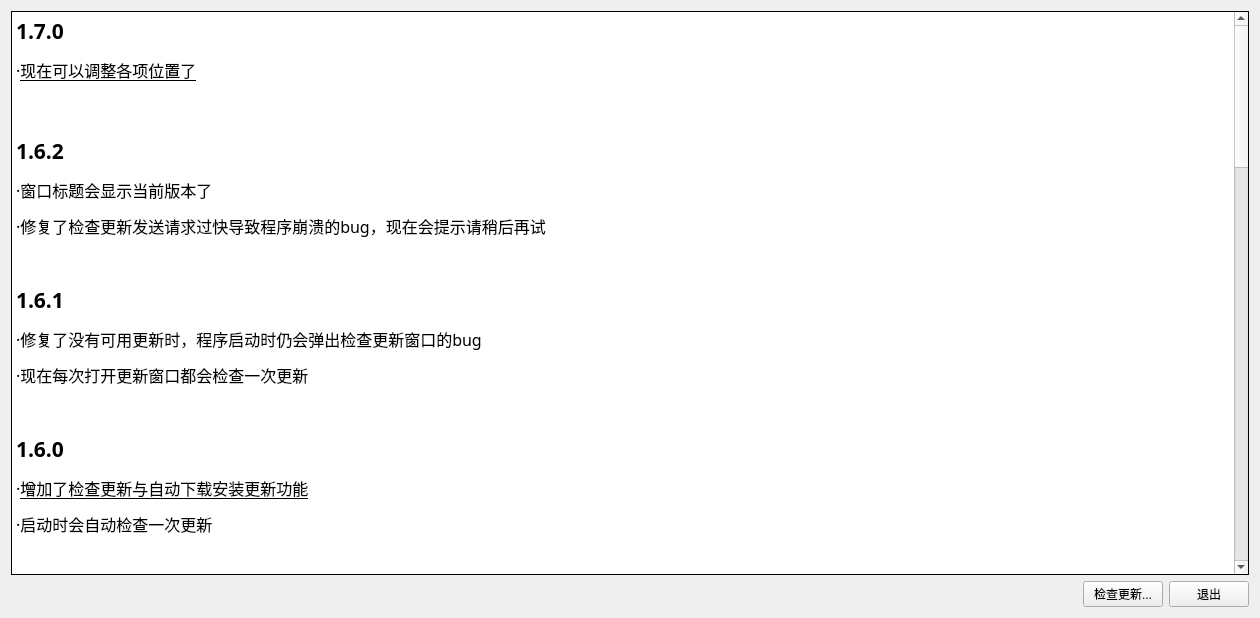
The window that assets/changelog.ui (Pillowe582/toolkit) describes before a commit, drawn with Qt 5.
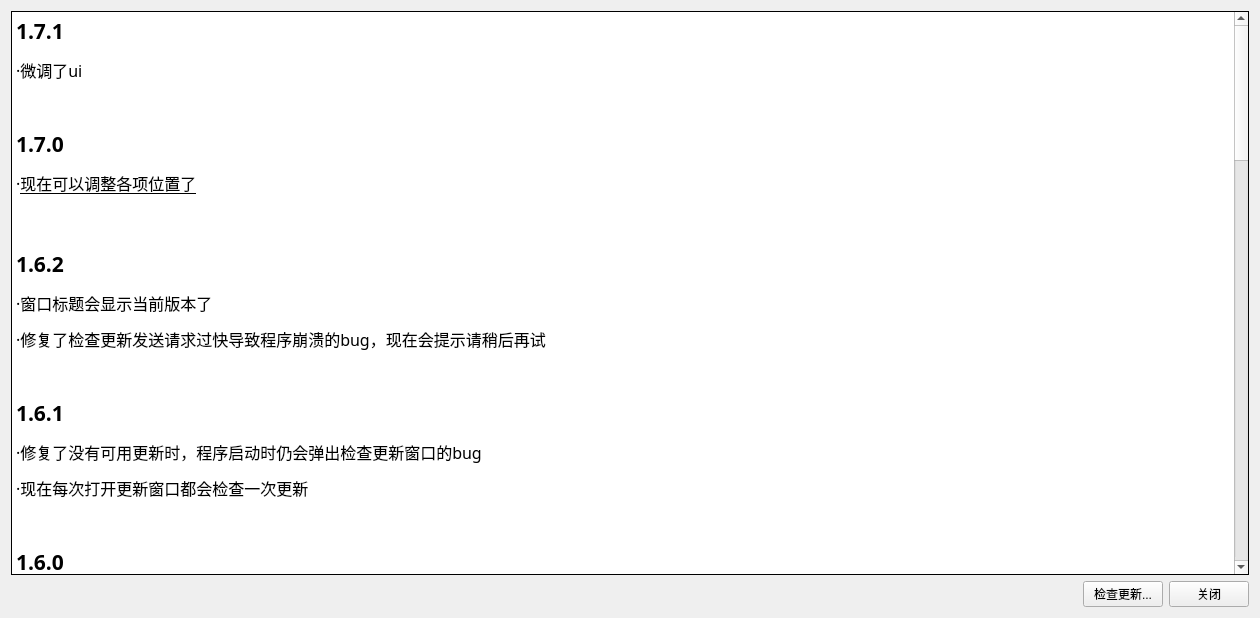
The same window after the commit.

Diff of the .ui file:
```diff
--- a/assets/changelog.ui
+++ b/assets/changelog.ui
@@ -39,7 +39,7 @@
       </sizepolicy>
      </property>
      <property name="text">
-      <string>退出</string>
+      <string>关闭</string>
      </property>
      <property name="autoDefault">
       <bool>false</bool>
@@ -68,6 +68,9 @@
 &lt;html&gt;&lt;head&gt;&lt;meta name=&quot;qrichtext&quot; content=&quot;1&quot; /&gt;&lt;style type=&quot;text/css&quot;&gt;
 p, li { white-space: pre-wrap; }
 &lt;/style&gt;&lt;/head&gt;&lt;body style=&quot; font-family:'宋体','宋体'; font-size:9pt; font-weight:400; font-style:normal;&quot;&gt;
+&lt;p style=&quot; margin-top:0px; margin-bottom:0px; margin-left:0px; margin-right:0px; -qt-block-indent:0; text-indent:0px;&quot;&gt;&lt;span style=&quot; font-size:16pt; font-weight:600;&quot;&gt;1.7.1&lt;/span&gt;&lt;/p&gt;
+&lt;p style=&quot; margin-top:12px; margin-bottom:12px; margin-left:0px; margin-right:0px; -qt-block-indent:0; text-indent:0px;&quot;&gt;&lt;span style=&quot; font-size:12pt;&quot;&gt;·微调了ui&lt;/span&gt;&lt;/p&gt;
+&lt;p style=&quot;-qt-paragraph-type:empty; margin-top:12px; margin-bottom:12px; margin-left:0px; margin-right:0px; -qt-block-indent:0; text-indent:0px; font-size:12pt; text-decoration: underline;&quot;&gt;&lt;br /&gt;&lt;/p&gt;
 &lt;p style=&quot; margin-top:12px; margin-bottom:12px; margin-left:0px; margin-right:0px; -qt-block-indent:0; text-indent:0px;&quot;&gt;&lt;span style=&quot; font-size:16pt; font-weight:600;&quot;&gt;1.7.0&lt;/span&gt;&lt;/p&gt;
 &lt;p style=&quot; margin-top:12px; margin-bottom:12px; margin-left:0px; margin-right:0px; -qt-block-indent:0; text-indent:0px;&quot;&gt;&lt;span style=&quot; font-size:12pt;&quot;&gt;·&lt;/span&gt;&lt;span style=&quot; font-size:12pt; text-decoration: underline;&quot;&gt;现在可以调整各项位置了&lt;/span&gt;&lt;/p&gt;
 &lt;p style=&quot;-qt-paragraph-type:empty; margin-top:12px; margin-bottom:12px; margin-left:0px; margin-right:0px; -qt-block-indent:0; text-indent:0px; font-size:16pt; font-weight:600;&quot;&gt;&lt;br /&gt;&lt;/p&gt;
```
